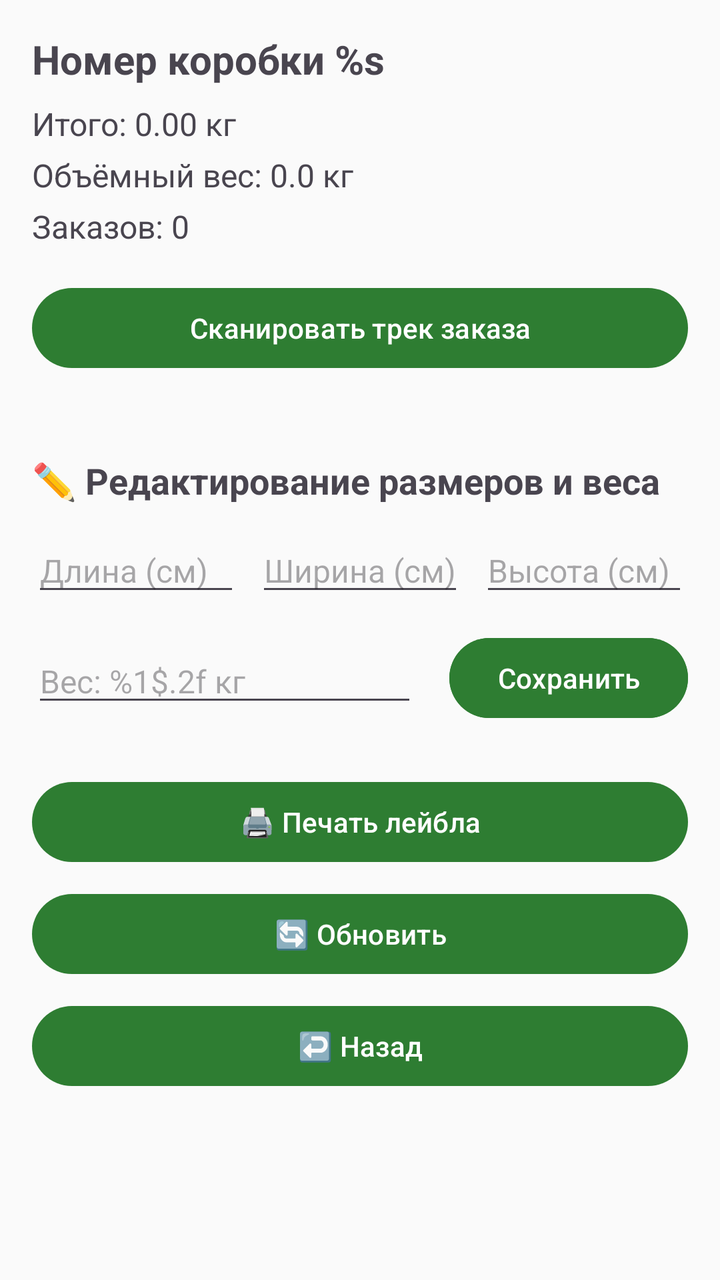
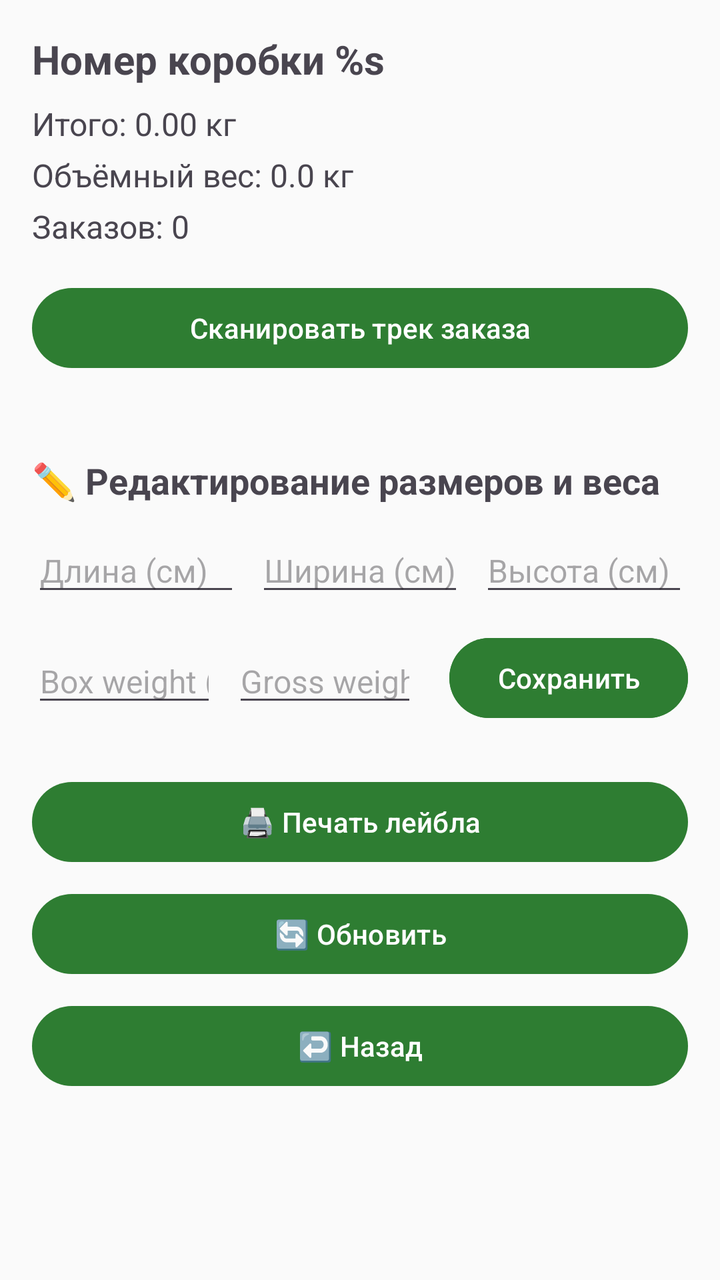

Screens rendered from an Android XML layout before and after an edit, with the pre-edit source and the edit as a unified diff.
<!-- AndroidManifest.xml: application theme Theme.FastScan -->
<!-- res/layout/fragment_box_detail.xml -->
<?xml version="1.0" encoding="utf-8"?>
<androidx.core.widget.NestedScrollView
    xmlns:android="http://schemas.android.com/apk/res/android"
    android:layout_width="match_parent"
    android:layout_height="match_parent"
    android:fillViewport="true">

    <LinearLayout
        android:layout_width="match_parent"
        android:layout_height="wrap_content"
        android:orientation="vertical"
        android:padding="16dp">

        
        <TextView
            android:id="@+id/tvBoxNumber"
            android:layout_width="wrap_content"
            android:layout_height="wrap_content"
            android:text="@string/box_track"
            android:textSize="20sp"
            android:textStyle="bold" />

        <TextView
            android:id="@+id/tvGrossWeight"
            android:layout_width="wrap_content"
            android:layout_height="wrap_content"
            android:text="@string/total_weight"
            android:textSize="16sp"
            android:layout_marginTop="8dp" />

        <TextView
            android:id="@+id/tvVWeight"
            android:layout_width="wrap_content"
            android:layout_height="wrap_content"
            android:text="Объёмный вес: 0.0 кг"
            android:textSize="16sp"
            android:layout_marginTop="4dp" />

        <TextView
            android:id="@+id/tvOrderCount"
            android:layout_width="wrap_content"
            android:layout_height="wrap_content"
            android:text="@string/orders"
            android:textSize="16sp"
            android:layout_marginTop="4dp" />

        
        <Button
            android:id="@+id/btnAddOrder"
            android:layout_width="match_parent"
            android:layout_height="wrap_content"
            android:layout_marginTop="16dp"
            android:text="@string/scan_track" />

        
        <ProgressBar
            android:id="@+id/progressBar"
            android:layout_width="wrap_content"
            android:layout_height="wrap_content"
            android:layout_gravity="center"
            android:visibility="gone"
            android:layout_marginTop="16dp" />

        
        <androidx.recyclerview.widget.RecyclerView
            android:id="@+id/rvOrders"
            android:layout_width="match_parent"
            android:layout_height="wrap_content"
            android:layout_marginTop="16dp"
            android:nestedScrollingEnabled="false" />

        
        <LinearLayout
            android:layout_width="match_parent"
            android:layout_height="wrap_content"
            android:orientation="vertical"
            android:layout_marginTop="24dp">

            <TextView
                android:layout_width="wrap_content"
                android:layout_height="wrap_content"
                android:text="@string/edit_dimensions_and_weight"
                android:textStyle="bold"
                android:textSize="18sp" />

            <LinearLayout
                android:layout_width="match_parent"
                android:layout_height="wrap_content"
                android:orientation="horizontal"
                android:layout_marginTop="12dp"
                android:gravity="center_vertical">

                <EditText
                    android:id="@+id/etLength"
                    android:layout_width="0dp"
                    android:layout_weight="1"
                    android:layout_height="wrap_content"
                    android:selectAllOnFocus="true"
                    android:hint="@string/length"
                    android:inputType="number"
                    android:textSize="16sp" />

                <EditText
                    android:id="@+id/etWidth"
                    android:layout_width="0dp"
                    android:layout_weight="1"
                    android:layout_height="wrap_content"
                    android:selectAllOnFocus="true"
                    android:hint="@string/width"
                    android:inputType="number"
                    android:textSize="16sp"
                    android:layout_marginHorizontal="8dp" />

                <EditText
                    android:id="@+id/etHeight"
                    android:layout_width="0dp"
                    android:layout_weight="1"
                    android:layout_height="wrap_content"
                    android:selectAllOnFocus="true"
                    android:hint="@string/height"
                    android:inputType="number"
                    android:textSize="16sp" />
            </LinearLayout>

            <LinearLayout
                android:layout_width="match_parent"
                android:layout_height="wrap_content"
                android:orientation="horizontal"
                android:layout_marginTop="12dp"
                android:gravity="center_vertical">

                <EditText
                    android:id="@+id/etGrossWeight"
                    android:layout_width="0dp"
                    android:layout_weight="1"
                    android:layout_height="wrap_content"
                    android:selectAllOnFocus="true"
                    android:hint="@string/weight_format"
                    android:inputType="numberDecimal"
                    android:textSize="16sp" />

                <Button
                    android:id="@+id/btnSaveSizes"
                    android:layout_width="wrap_content"
                    android:layout_height="wrap_content"
                    android:layout_marginStart="16dp"
                    android:text="@string/save"
                    android:backgroundTint="@color/app_primary"
                    android:textColor="@color/app_on_primary" />
            </LinearLayout>
        </LinearLayout>

        
        <Button
            android:id="@+id/btnPrint"
            android:layout_width="match_parent"
            android:layout_height="wrap_content"
            android:layout_marginTop="24dp"
            android:text="@string/print_label" />

        <Button
            android:id="@+id/btnRefresh"
            android:layout_width="match_parent"
            android:layout_height="wrap_content"
            android:layout_marginTop="8dp"
            android:text="@string/refresh" />

        <Button
            android:id="@+id/btnBack"
            android:layout_width="match_parent"
            android:layout_height="wrap_content"
            android:layout_marginTop="8dp"
            android:text="@string/back" />

    </LinearLayout>
</androidx.core.widget.NestedScrollView>
<!-- resources referenced by this layout -->
<resources>
  <color name="app_on_primary">#FFFFFF</color>
  <color name="app_primary">#2E7D32</color>
  <string name="back">↩️ Hазад</string>
  <string name="box_track">Номер коробки %s</string>
  <string name="edit_dimensions_and_weight">✏️ Редактирование размеров и веса</string>
  <string name="height">Высота (см)</string>
  <string name="length">Длина (см)</string>
  <string name="orders">Заказов: 0</string>
  <string name="print_label">🖨️ Печать лейбла</string>
  <string name="refresh">🔄 Обновить</string>
  <string name="save">Сохранить</string>
  <string name="scan_track">Сканировать трек заказа</string>
  <string name="total_weight">Итого: 0.00 кг</string>
  <string name="weight_format">Вес: %1$.2f кг</string>
  <string name="width">Ширина (см)</string>
  <style name="Theme.FastScan" parent="Theme.Material3.DayNight.NoActionBar">
  
          
          <item name="colorPrimary">@color/app_primary</item>
          <item name="colorPrimaryVariant">@color/app_primary_dark</item>
          <item name="colorOnPrimary">@color/app_on_primary</item>
  
          <item name="colorSecondary">@color/app_primary</item>
          <item name="colorOnSecondary">@color/app_on_primary</item>
          <item name="colorSurface">@color/app_surface</item>
          <item name="colorOnSurface">@color/app_text_primary</item>
          <item name="colorOnSurfaceVariant">@color/app_text_secondary</item>
          <item name="colorOutline">@color/card_stroke</item>
          <item name="android:colorBackground">@color/app_background</item>
          <item name="android:windowBackground">@color/app_background</item>
          <item name="android:navigationBarColor">@color/app_surface</item>
  
          
          <item name="android:statusBarColor">@color/app_primary_dark</item>
          <item name="android:windowLightStatusBar">false</item>
  
      </style>
  <color name="app_primary_dark">#1B5E20</color>
  <color name="app_surface">#FFFFFF</color>
  <color name="app_text_primary">#212121</color>
  <color name="app_text_secondary">#616161</color>
  <color name="card_stroke">#D7DDD8</color>
  <color name="app_background">#FAFAFA</color>
</resources>

<!-- the commit's change to res/layout/fragment_box_detail.xml (unified diff, before → after) -->
@@ -130,12 +130,23 @@
                 android:gravity="center_vertical">
 
                 <EditText
+                    android:id="@+id/etBoxTareWeight"
+                    android:layout_width="0dp"
+                    android:layout_weight="1"
+                    android:layout_height="wrap_content"
+                    android:selectAllOnFocus="true"
+                    android:hint="@string/box_tare_weight"
+                    android:inputType="numberDecimal"
+                    android:textSize="16sp" />
+
+                <EditText
                     android:id="@+id/etGrossWeight"
                     android:layout_width="0dp"
                     android:layout_weight="1"
                     android:layout_height="wrap_content"
+                    android:layout_marginStart="8dp"
                     android:selectAllOnFocus="true"
-                    android:hint="@string/weight_format"
+                    android:hint="@string/gross_weight_total"
                     android:inputType="numberDecimal"
                     android:textSize="16sp" />
 
<!-- resource entries referenced after the edit -->
@@ -3,8 +3,10 @@
   <color name="app_on_primary">#FFFFFF</color>
   <color name="app_primary">#2E7D32</color>
   <string name="back">↩️ Hазад</string>
+  <string name="box_tare_weight">Box weight (kg)</string>
   <string name="box_track">Номер коробки %s</string>
   <string name="edit_dimensions_and_weight">✏️ Редактирование размеров и веса</string>
+  <string name="gross_weight_total">Gross weight (kg)</string>
   <string name="height">Высота (см)</string>
   <string name="length">Длина (см)</string>
   <string name="orders">Заказов: 0</string>
@@ -13,7 +15,6 @@
   <string name="save">Сохранить</string>
   <string name="scan_track">Сканировать трек заказа</string>
   <string name="total_weight">Итого: 0.00 кг</string>
-  <string name="weight_format">Вес: %1$.2f кг</string>
   <string name="width">Ширина (см)</string>
   <style name="Theme.FastScan" parent="Theme.Material3.DayNight.NoActionBar">
   
